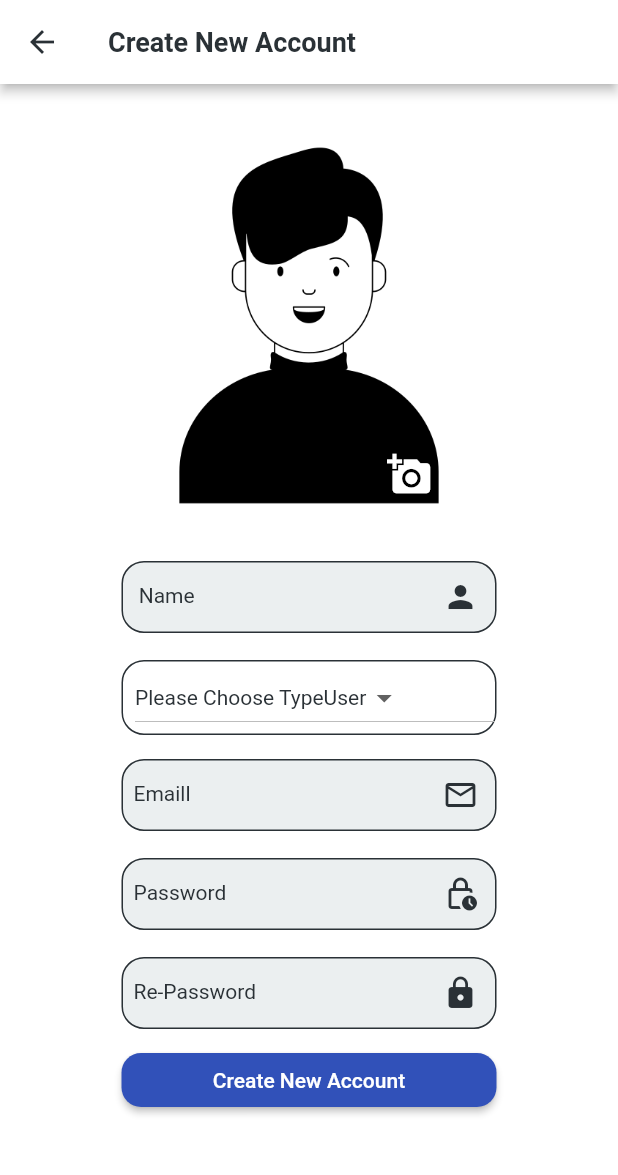
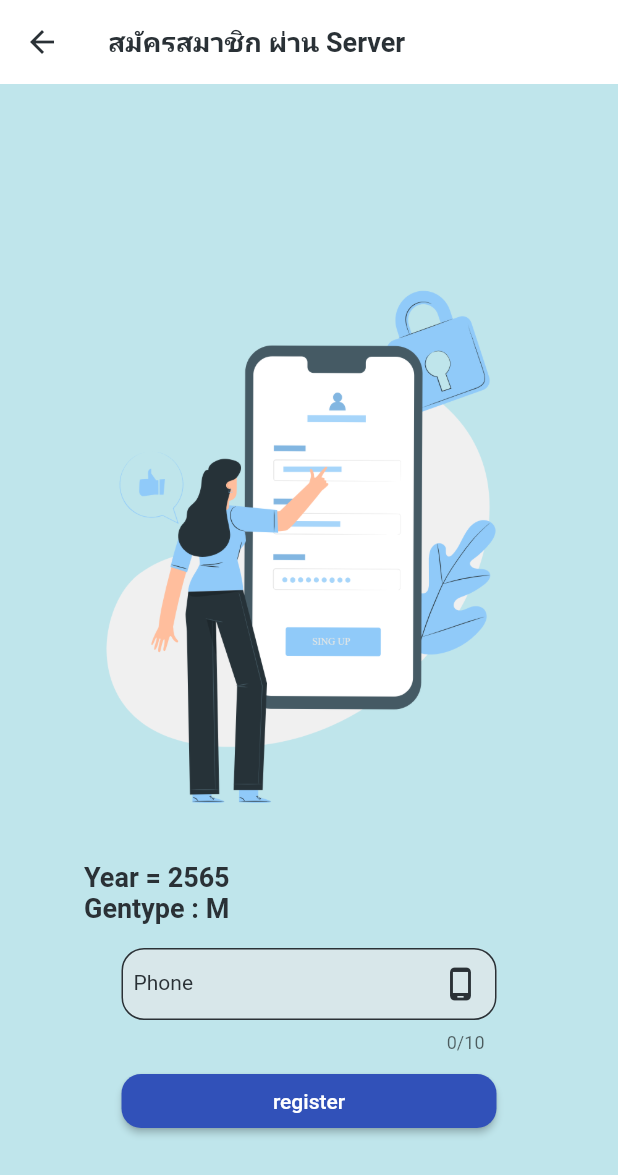
Before and after one commit to ployarisa/poloy_transport, a Flutter app: the screen it shows after launch, after a tap on "Create Account", on a phone screen of 412 x 824 dp. Shown: the top 1175 px of the screen. Run offline on Flutter 3.47's test engine with Material 2 defaults, Android fonts, the phone set to English and light mode, and no system bars; our stand-ins replace dio, image_picker.

Commit message:
Register Success

```diff
--- /dev/null
+++ b/lib/models/response_false_model.dart
@@ -0,0 +1,35 @@
+// ignore_for_file: non_constant_identifier_names
+
+import 'dart:convert';
+
+// ignore_for_file: public_member_api_docs, sort_constructors_first
+class ResponseFalseModel {
+  final String ResponseStatus;
+  final String ResponseCode;
+  final String ResponseMessages;
+  ResponseFalseModel({
+    required this.ResponseStatus,
+    required this.ResponseCode,
+    required this.ResponseMessages,
+  });
+
+  Map<String, dynamic> toMap() {
+    return <String, dynamic>{
+      'ResponseStatus': ResponseStatus,
+      'ResponseCode': ResponseCode,
+      'ResponseMessages': ResponseMessages,
+    };
+  }
+
+  factory ResponseFalseModel.fromMap(Map<String, dynamic> map) {
+    return ResponseFalseModel(
+      ResponseStatus: map['ResponseStatus'] ?? '',
+      ResponseCode: map['ResponseCode'] ?? '',
+      ResponseMessages: map['ResponseMessages'] ?? '',
+    );
+  }
+
+  String toJson() => json.encode(toMap());
+
+  factory ResponseFalseModel.fromJson(String source) => ResponseFalseModel.fromMap(json.decode(source) as Map<String, dynamic>);
+}
--- /dev/null
+++ b/lib/models/response_true_model.dart
@@ -0,0 +1,51 @@
+class ResponseTrueModel {
+  String? responseStatus;
+  String? responseCode;
+  List<ResponseData>? responseData;
+
+  ResponseTrueModel(
+      {this.responseStatus, this.responseCode, this.responseData});
+
+  ResponseTrueModel.fromJson(Map<String, dynamic> json) {
+    responseStatus = json['ResponseStatus'];
+    responseCode = json['ResponseCode'];
+    if (json['ResponseData'] != null) {
+      responseData = <ResponseData>[];
+      json['ResponseData'].forEach((v) {
+        responseData!.add(new ResponseData.fromJson(v));
+      });
+    }
+  }
+
+  Map<String, dynamic> toJson() {
+    final Map<String, dynamic> data = new Map<String, dynamic>();
+    data['ResponseStatus'] = this.responseStatus;
+    data['ResponseCode'] = this.responseCode;
+    if (this.responseData != null) {
+      data['ResponseData'] = this.responseData!.map((v) => v.toJson()).toList();
+    }
+    return data;
+  }
+}
+
+class ResponseData {
+  String? rollerid;
+  String? username;
+  String? password;
+
+  ResponseData({this.rollerid, this.username, this.password});
+
+  ResponseData.fromJson(Map<String, dynamic> json) {
+    rollerid = json['rollerid'];
+    username = json['username'];
+    password = json['password'];
+  }
+
+  Map<String, dynamic> toJson() {
+    final Map<String, dynamic> data = new Map<String, dynamic>();
+    data['rollerid'] = this.rollerid;
+    data['username'] = this.username;
+    data['password'] = this.password;
+    return data;
+  }
+}
--- /dev/null
+++ b/lib/models/user_model.dart
@@ -0,0 +1,37 @@
+import 'dart:convert';
+
+// ignore_for_file: public_member_api_docs, sort_constructors_first
+class UserModel {
+  final String year;
+  final String gentype;
+  final String phonenumber;
+  final String infriendid;
+  UserModel({
+    required this.year,
+    required this.gentype,
+    required this.phonenumber,
+    required this.infriendid,
+  });
+
+  Map<String, dynamic> toMap() {
+    return <String, dynamic>{
+      'year': year,
+      'gentype': gentype,
+      'phonenumber': phonenumber,
+      'infriendid': infriendid,
+    };
+  }
+
+  factory UserModel.fromMap(Map<String, dynamic> map) {
+    return UserModel(
+      year: map['year'] as String,
+      gentype: map['gentype'] as String,
+      phonenumber: map['phonenumber'] as String,
+      infriendid: map['infriendid'] as String,
+    );
+  }
+
+  String toJson() => json.encode(toMap());
+
+  factory UserModel.fromJson(String source) => UserModel.fromMap(json.decode(source) as Map<String, dynamic>);
+}
--- a/lib/states/authen.dart
+++ b/lib/states/authen.dart
@@ -1,5 +1,6 @@
 import 'package:flutter/material.dart';
 import 'package:ploy_transport/states/create_account.dart';
+import 'package:ploy_transport/states/register.dart';
 import 'package:ploy_transport/utility/my_constant.dart';
 import 'package:ploy_transport/widgets/show_button.dart';
 import 'package:ploy_transport/widgets/show_form.dart';
@@ -47,12 +48,12 @@ class Authen extends StatelessWidget {
         const ShowText(label: 'Non Account ?'),
         ShowTextButton(
           label: 'Create Account',
-          pressFuvc: () {
+          pressFunc: () {
             //ย้ายหน้า
             Navigator.push(
                 context,
                 MaterialPageRoute( //back กลับไปหน้า login
-                  builder: (context) => CreateAccount(),
+                  builder: (context) => Register(),
                 ));
           },
         )
--- a/lib/states/create_account.dart
+++ b/lib/states/create_account.dart
@@ -38,6 +38,7 @@ class _CreateAccountState extends State<CreateAccount> {
         foregroundColor: MyConstant.dark,
         backgroundColor: Colors.white,
       ),
+
       body: ListView(
         children: [
           newCenter(widget: newAvatar()),
@@ -133,10 +134,10 @@ class _CreateAccountState extends State<CreateAccount> {
                   backgroundImage: FileImage(file!),
                 ),
           Positioned(
-            right: 34,
+            right: 40,
             bottom: 2,
             child: showIconButton(
-              size: 30,
+              size: 40,
               iconData: Icons.add_a_photo,
               pressFunc: () {
                 MyDialog(context: context).twoWayDialog(
--- /dev/null
+++ b/lib/states/register.dart
@@ -0,0 +1,185 @@
+// ignore_for_file: avoid_print
+
+import 'package:dio/dio.dart';
+import 'package:flutter/material.dart';
+import 'package:ploy_transport/models/response_false_model.dart';
+import 'package:ploy_transport/models/response_true_model.dart';
+import 'package:ploy_transport/models/user_model.dart';
+import 'package:ploy_transport/utility/my_constant.dart';
+import 'package:ploy_transport/utility/my_dialog.dart';
+import 'package:ploy_transport/widgets/show_button.dart';
+import 'package:ploy_transport/widgets/show_form.dart';
+import 'package:ploy_transport/widgets/show_form_phone.dart';
+import 'package:ploy_transport/widgets/show_image.dart';
+import 'package:ploy_transport/widgets/showtext.dart';
+
+class Register extends StatefulWidget {
+  const Register({Key? key}) : super(key: key);
+
+  @override
+  State<Register> createState() => _RegisterState();
+}
+
+class _RegisterState extends State<Register> {
+  String? yearRegis, phoneNumber;
+  String genType = 'M', inFriendId = '';
+
+  @override
+  void initState() {
+    super.initState();
+    findYear();
+  } //ทำงานก่อนอันดับแรก
+
+  void findYear() {
+    DateTime dateTime = DateTime.now();
+    int year = dateTime.year + 543;
+    yearRegis = year.toString();
+    // print('yearRegis = $yearRegis');
+  }
+
+  @override
+  Widget build(BuildContext context) {
+    return Scaffold(
+      backgroundColor: Colors.white,
+      appBar: AppBar(
+        title: ShowText(
+          label: 'สมัครสมาชิก ผ่าน Server',
+          textStyle: MyConstant().h2style(),
+        ),
+        elevation: 0,
+        foregroundColor: MyConstant.dark,
+        backgroundColor: Colors.white,
+      ),
+      body: GestureDetector(
+        behavior: HitTestBehavior.opaque,
+        onTap: () => FocusScope.of(context).requestFocus(FocusScopeNode()),
+        child: Container(
+          decoration: MyConstant().planBox(),
+          child: Center(
+            child: LayoutBuilder(builder: (context, constanints) {
+              return SingleChildScrollView(
+                child: Column(
+                  children: [
+                    SizedBox(
+                      height: 48,
+                    ),
+                    SizedBox(
+                      width: constanints.maxHeight * 0.75,
+                      child: ShowImage(
+                        path: 'images/register.png',
+                      ),
+                    ),
+                    SizedBox(
+                      width: 300,
+                      child: ShowText(
+                        label: 'Year = $yearRegis',
+                        textStyle: MyConstant().h2style(),
+                      ),
+                    ),
+                    SizedBox(
+                      width: 300,
+                      child: ShowText(
+                        label: 'Gentype : $genType',
+                        textStyle: MyConstant().h2style(),
+                      ),
+                    ),
+                    ShowFormPhone(
+                        label: 'Phone',
+                        iconData: Icons.phone_android_outlined,
+                        changeFunc: (String string) {
+                          phoneNumber = string.trim();
+                        }),
+                    ShowButton(
+                        label: 'register',
+                        pressFunc: () {
+                          if (phoneNumber?.isEmpty ?? true) {
+                            MyDialog(context: context).normalDialog(
+                                title: 'Phone ?',
+                                subTitle: 'Please Fill Phone');
+                          } else if (phoneNumber!.length != 10) {
+                            MyDialog(context: context).normalDialog(
+                                title: 'Phone 10 digi',
+                                subTitle: 'Please fill Phone 10 digi');
+                          // } else if (phoneNumber!.contains('')) {
+                          //   MyDialog(context: context).normalDialog(title: 'มีช่องว่างแทรก', subTitle: 'ห้ามมีช่องว่างแทรก');
+                          // }
+                          } else {
+                            processRegister();
+                          }
+                        }),
+                  ],
+                ),
+              );
+            }),
+          ),
+        ),
+      ),
+    );
+  }
+
+  Future<void> processRegister() async {
+    // print('phoneNumber ==> $phoneNumber');
+    UserModel userModel = UserModel(
+        year: yearRegis!,
+        gentype: genType,
+        phonenumber: phoneNumber!,
+        infriendid: inFriendId);
+
+    Map<String, dynamic> map = userModel.toMap();
+    // print('map : $map');
+
+    await Dio()
+        .post(
+      MyConstant.pathRegister,
+      data: map,
+    )
+        .then((value) {
+      // print('Success Register value ==> $value');
+
+      ResponseFalseModel responseFalseModel =
+          ResponseFalseModel.fromMap(value.data);
+
+      // print('responseFalseModel ==> ${responseFalseModel.toMap()}');
+
+      if (responseFalseModel.ResponseStatus == 'Failed') {
+        MyDialog(context: context).normalDialog(
+            title: 'Cannot Register',
+            subTitle: responseFalseModel.ResponseMessages);
+      } else {
+        //Register success
+        print('Register Success value ==> $value');
+        ResponseTrueModel responseTrueModel =
+            ResponseTrueModel.fromJson(value.data);
+
+        print('responsTrueModel ===> ${responseTrueModel.toJson()}');
+
+        MyDialog(context: context).normalDialog(
+            title: 'Your Login',
+            subTitle: 'โปรดเก็บค่านี้ไว้ Login',
+            widget: Column(
+              crossAxisAlignment: CrossAxisAlignment.start,
+              mainAxisSize: MainAxisSize.min,
+              children: [
+                ShowText(
+                    label:
+                        'rollerid ==> ${responseTrueModel.responseData![0].rollerid}'),
+                ShowText(
+                    label:
+                        'username ==> ${responseTrueModel.responseData![0].username}'),
+                ShowText(
+                    label:
+                        'password ==> ${responseTrueModel.responseData![0].password}'),
+              ],
+            ),
+            pressFunc: () {
+              Navigator.pop(context);
+              Navigator.pop(context);
+            });
+        // MyDialog(context: context)
+
+      }
+    }).catchError((onError) {
+      print('onError ==> ${onError.toString()}');
+    });
+  }
+}
--- a/lib/utility/my_constant.dart
+++ b/lib/utility/my_constant.dart
@@ -13,10 +13,11 @@ class MyConstant {
   ];
   //method กลุ่มของ field
 
+  static String pathRegister ='https://www.rollerglobal.com/api/api/Member/register';
+
   BoxDecoration curveBorderBox() => BoxDecoration(
         border: Border.all(color: MyConstant.dark),
         borderRadius: BorderRadius.circular(15),
-
       );
 
   BoxDecoration planBox() => BoxDecoration(color: light.withOpacity(0.5));
--- /dev/null
+++ b/lib/widgets/show_form_phone.dart
@@ -0,0 +1,54 @@
+// ignore_for_file: public_member_api_docs, sort_constructors_first
+import 'package:flutter/material.dart';
+
+import 'package:ploy_transport/utility/my_constant.dart';
+import 'package:ploy_transport/widgets/showtext.dart';
+
+class ShowFormPhone extends StatelessWidget {
+  final String label;
+  final IconData iconData;
+  final bool? obsecu;
+  final Function(String) changeFunc;
+  const ShowFormPhone({
+    Key? key,
+    required this.label,
+    required this.iconData,
+    this.obsecu,
+    required this.changeFunc,
+  }) : super(key: key);
+
+  @override
+  Widget build(BuildContext context) {
+    return Container(
+      margin: EdgeInsets.only(top: 16),
+      width: 250,
+      child: TextFormField(
+        keyboardType: TextInputType.phone,
+        maxLength: 10,
+        onChanged: changeFunc,
+        obscureText: obsecu ?? false,
+        style: MyConstant().h3style(),
+        decoration: InputDecoration(
+          fillColor: Color.fromARGB(255, 227, 232, 234).withOpacity(0.7),
+          filled: true,
+          contentPadding:
+              const EdgeInsets.symmetric(vertical: 4, horizontal: 8),
+          suffixIcon: Icon(
+            iconData,
+            color: MyConstant.dark,
+          ),
+          //focus และ enable
+          label: ShowText(label: label),
+          enabledBorder: OutlineInputBorder(
+            borderSide: BorderSide(color: MyConstant.dark),
+            borderRadius: BorderRadius.circular(15),
+          ),
+          focusedBorder: OutlineInputBorder(
+            borderSide: BorderSide(color: MyConstant.light),
+            borderRadius: BorderRadius.circular(15),
+          ),
+        ),
+      ),
+    );
+  }
+}
--- a/lib/widgets/show_icon_button.dart
+++ b/lib/widgets/show_icon_button.dart
@@ -20,7 +20,7 @@ class showIconButton extends StatelessWidget {
       onPressed: pressFunc,
       icon: Icon(
         iconData,
-        color: Colors.white,
+        color: Colors.grey,
         size: size ?? 24,
       ),
     );
--- a/lib/widgets/show_textbutton.dart
+++ b/lib/widgets/show_textbutton.dart
@@ -6,17 +6,17 @@ import 'package:ploy_transport/widgets/showtext.dart';
 
 class ShowTextButton extends StatelessWidget {
   final String label;
-  final Function() pressFuvc;
+  final Function() pressFunc;
   const ShowTextButton({
     Key? key,
     required this.label,
-    required this.pressFuvc,
+    required this.pressFunc,
   }) : super(key: key);
 
   @override
   Widget build(BuildContext context) {
     return TextButton(
-        onPressed: pressFuvc,
+        onPressed: pressFunc,
         child: ShowText(
           label: label,
           textStyle: MyConstant().h3Activestyle(),
--- a/pubspec.yaml
+++ b/pubspec.yaml
@@ -35,6 +35,7 @@ dependencies:
   # Use with the CupertinoIcons class for iOS style icons.
   cupertino_icons: ^1.0.2
   image_picker: ^0.8.5
+  dio: ^4.0.6
 
 dev_dependencies:
   flutter_test:
```
Also changed, not shown: lib/main.dart (+11 -0 lines), lib/utility/my_dialog.dart (+17 -8 lines), images/avatar.png, images/logo.png, images/register.png (added), pubspec.lock.
